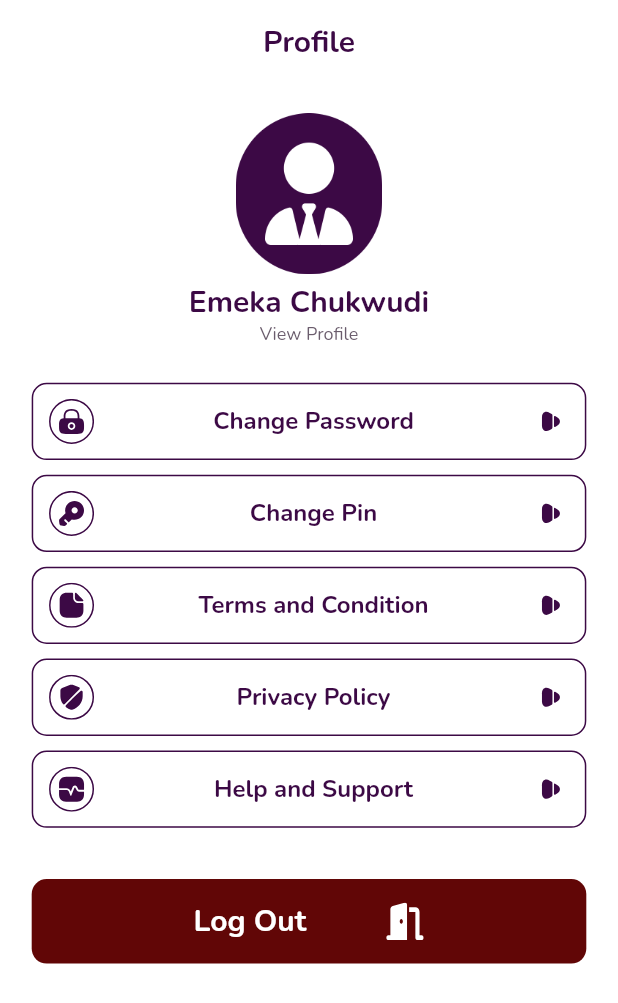
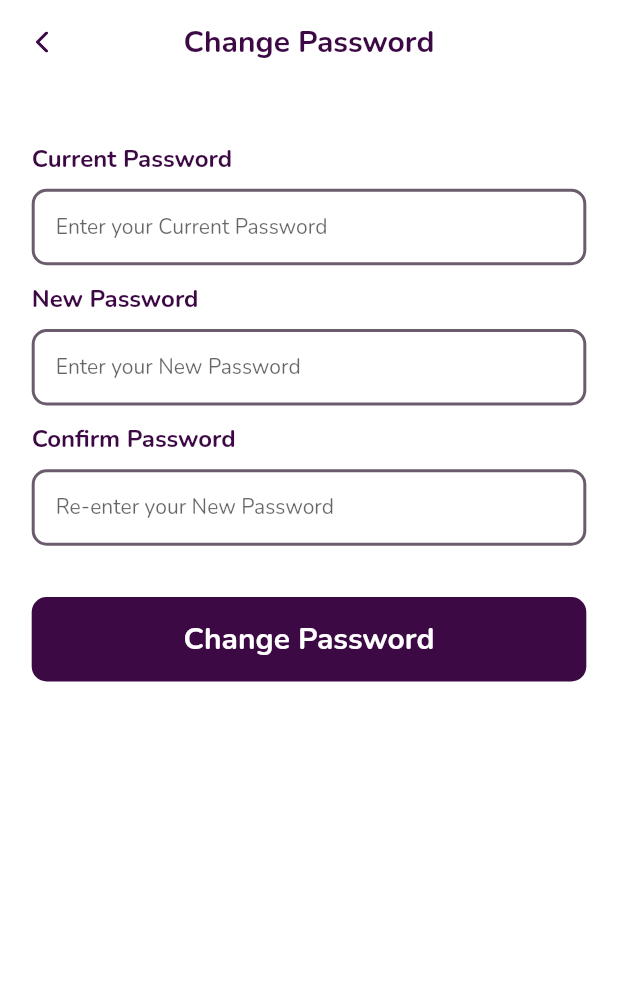
Before and after one commit to maraz-dev/hebron_pay, a Flutter app: the ProfileScreen screen opened directly, after a tap on "Change Password", on a phone screen of 412 x 824 dp. Shown: the top 1003 px of the screen. Run offline on Flutter 3.47's test engine with Material 2 defaults, Android fonts, the phone set to English and light mode, and no system bars; our stand-ins replace flutter_native_splash, flutter_svg, pinput.

Commit message:
Change Password and Pin

```diff
--- /dev/null
+++ b/lib/features/profile/presentation/pages/change_password.dart
@@ -0,0 +1,90 @@
+// ignore_for_file: deprecated_member_use
+
+import 'package:flutter/material.dart';
+import 'package:flutter_svg/flutter_svg.dart';
+import 'package:hebron_pay/constants.dart';
+import 'package:hebron_pay/core/widgets/password_textfield.dart';
+import 'package:hebron_pay/core/widgets/widgets.dart';
+import 'package:hebron_pay/size_config.dart';
+
+class ChangePasswordScreen extends StatelessWidget {
+  const ChangePasswordScreen({super.key});
+  static const id = '/changePassword';
+
+  @override
+  Widget build(BuildContext context) {
+    /// Variable to hold Current Password
+    TextEditingController _currentPasswordController = TextEditingController();
+
+    /// Variable to hold The Re-entered Password
+    TextEditingController _reEnterPasswordController = TextEditingController();
+    return Scaffold(
+      appBar: AppBar(
+        leading: IconButton(
+          onPressed: () => Navigator.pop(context),
+          icon: SvgPicture.asset(
+            backArrowIcon,
+            color: kPrimaryColor,
+          ),
+        ),
+        title: Text(
+          'Change Password',
+          style: Theme.of(context).textTheme.displaySmall,
+        ),
+      ),
+      body: Padding(
+        padding:
+            EdgeInsets.symmetric(horizontal: getProportionateScreenWidth(20)),
+        child: Form(
+          child: Column(
+            children: [
+              SizedBox(height: getProportionateScreenHeight(40)),
+
+              /// Current Password
+              HpTextFormField(
+                  controller: _currentPasswordController,
+                  hintText: 'Enter your Current Password',
+                  title: 'Current Password',
+                  onChanged: (value) {},
+                  textInputAction: TextInputAction.next,
+                  textInputType: TextInputType.text,
+                  validator: (validator) {
+                    return null;
+                  }),
+              SizedBox(height: getProportionateScreenHeight(12)),
+
+              /// Re Enter Password
+              HpTextFormField(
+                  controller: _currentPasswordController,
+                  hintText: 'Enter your New Password',
+                  title: 'New Password',
+                  onChanged: (value) {},
+                  textInputAction: TextInputAction.next,
+                  textInputType: TextInputType.text,
+                  validator: (validator) {
+                    return null;
+                  }),
+              SizedBox(height: getProportionateScreenHeight(12)),
+
+              /// Re Enter Password
+              HpTextFormField(
+                  controller: _currentPasswordController,
+                  hintText: 'Re-enter your New Password',
+                  title: 'Confirm Password',
+                  onChanged: (value) {},
+                  textInputAction: TextInputAction.next,
+                  textInputType: TextInputType.text,
+                  validator: (validator) {
+                    return null;
+                  }),
+              SizedBox(height: getProportionateScreenHeight(35)),
+
+              /// General Button
+              GeneralButton(text: 'Change Password', onPressed: () {})
+            ],
+          ),
+        ),
+      ),
+    );
+  }
+}
```
Also changed, not shown: lib/features/profile/presentation/pages/change_pin.dart (added, +40 -0 lines), lib/features/profile/presentation/pages/help_and_support.dart (added, +11 -0 lines), lib/features/profile/presentation/pages/privacy_policy.dart (added, +11 -0 lines), lib/features/profile/presentation/pages/profile.dart (+20 -5 lines), lib/features/profile/presentation/pages/terms_and_condition.dart (added, +12 -0 lines), lib/main.dart (+12 -1 lines).
